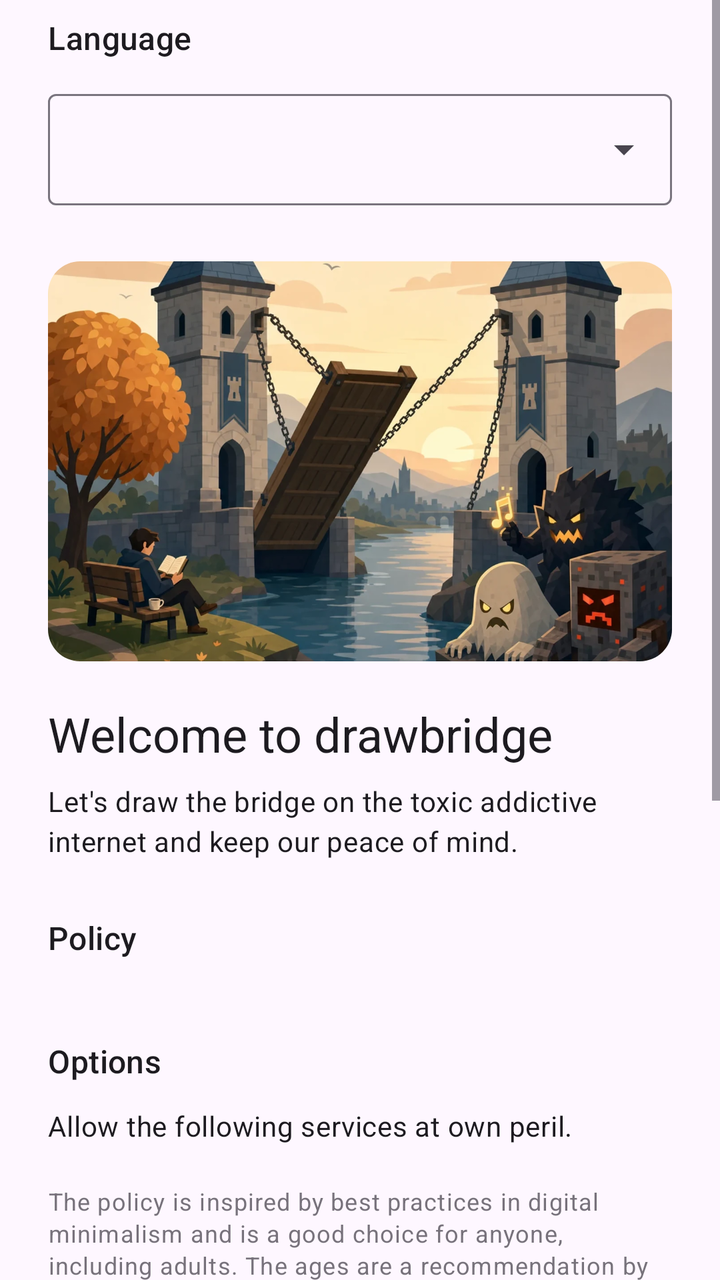
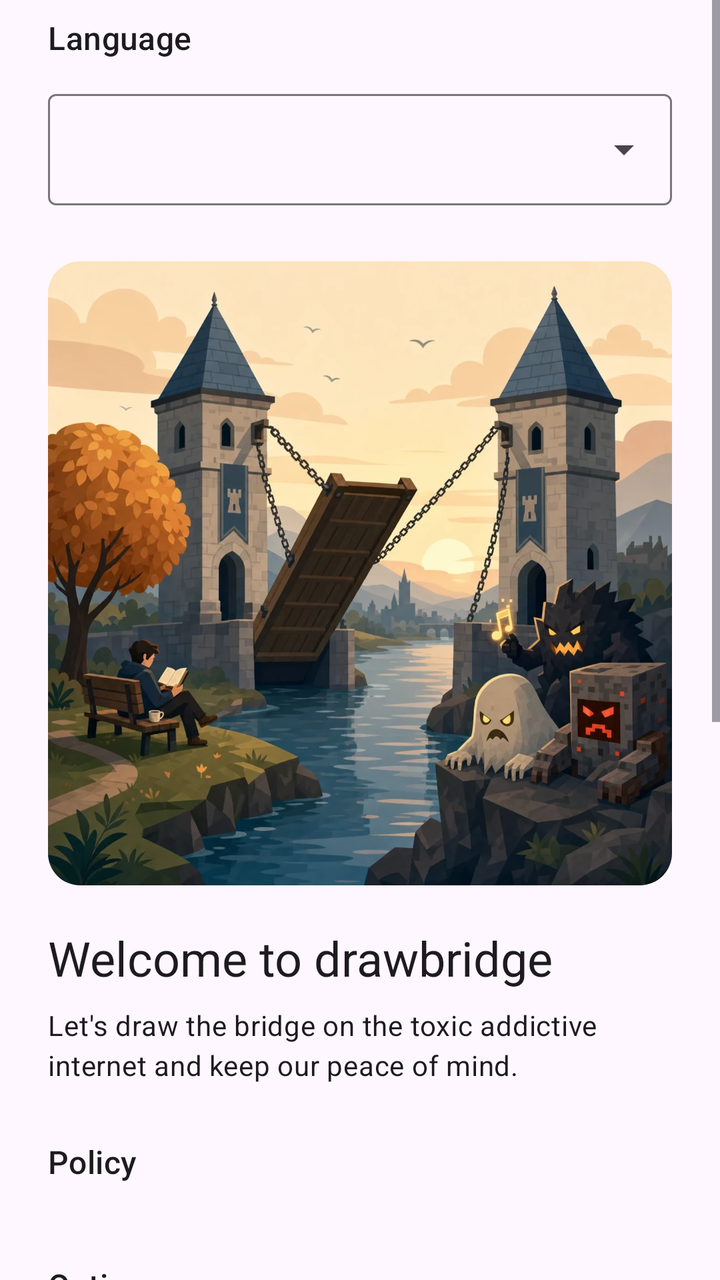

Before-and-after screenshots of an Android layout around one commit, followed by the original layout XML and the change that was made.
<!-- AndroidManifest.xml: application theme Theme.Drawbridge -->
<!-- res/layout/activity_main.xml -->
<?xml version="1.0" encoding="utf-8"?>
<ScrollView xmlns:android="http://schemas.android.com/apk/res/android"
    xmlns:app="http://schemas.android.com/apk/res-auto"
    android:id="@+id/root"
    android:layout_width="match_parent"
    android:layout_height="match_parent"
    android:fillViewport="true">

    <LinearLayout
        android:layout_width="match_parent"
        android:layout_height="wrap_content"
        android:orientation="vertical"
        android:paddingTop="8dp"
        android:paddingBottom="32dp">

        <TextView
            style="@style/TextAppearance.Drawbridge.SectionHeading"
            android:layout_width="match_parent"
            android:layout_height="wrap_content"
            android:text="@string/language_heading" />

        
        <com.google.android.material.textfield.TextInputLayout
            style="@style/Widget.Material3.TextInputLayout.OutlinedBox.ExposedDropdownMenu"
            android:layout_width="match_parent"
            android:layout_height="wrap_content"
            android:layout_marginHorizontal="24dp"
            android:layout_marginBottom="28dp">

            <com.google.android.material.textfield.MaterialAutoCompleteTextView
                android:id="@+id/languageField"
                android:layout_width="match_parent"
                android:layout_height="wrap_content"
                android:inputType="none" />
        </com.google.android.material.textfield.TextInputLayout>

        <com.google.android.material.imageview.ShapeableImageView
            android:layout_width="match_parent"
            android:layout_height="200dp"
            android:layout_marginHorizontal="24dp"
            android:layout_marginBottom="20dp"
            android:contentDescription="@string/welcome_scene_description"
            android:scaleType="centerCrop"
            android:src="@drawable/welcome_scene"
            app:shapeAppearanceOverlay="@style/ShapeAppearance.Drawbridge.Hero" />

        <TextView
            android:layout_width="match_parent"
            android:layout_height="wrap_content"
            android:layout_marginHorizontal="24dp"
            android:paddingBottom="8dp"
            android:text="@string/welcome_title"
            android:textAppearance="?attr/textAppearanceHeadlineSmall" />

        <TextView
            android:layout_width="match_parent"
            android:layout_height="wrap_content"
            android:layout_marginHorizontal="24dp"
            android:paddingBottom="28dp"
            android:text="@string/welcome_subtitle"
            android:textAppearance="?attr/textAppearanceBodyMedium" />

        <TextView
            style="@style/TextAppearance.Drawbridge.SectionHeading"
            android:layout_width="match_parent"
            android:layout_height="wrap_content"
            android:text="@string/policy_heading" />

        <LinearLayout
            android:id="@+id/policyContainer"
            android:layout_width="match_parent"
            android:layout_height="wrap_content"
            android:layout_marginBottom="28dp"
            android:orientation="vertical"
            android:paddingHorizontal="24dp" />

        <TextView
            style="@style/TextAppearance.Drawbridge.SectionHeading"
            android:layout_width="match_parent"
            android:layout_height="wrap_content"
            android:text="@string/options_heading" />

        <TextView
            android:id="@+id/optionsExplanation"
            android:layout_width="match_parent"
            android:layout_height="wrap_content"
            android:layout_marginHorizontal="24dp"
            android:paddingBottom="8dp"
            android:text="@string/options_explanation"
            android:textAppearance="?attr/textAppearanceBodyMedium" />

        <LinearLayout
            android:id="@+id/optionContainer"
            android:layout_width="match_parent"
            android:layout_height="wrap_content"
            android:orientation="vertical"
            android:paddingHorizontal="24dp" />

        <TextView
            android:id="@+id/optionsFootnote"
            android:layout_width="match_parent"
            android:layout_height="wrap_content"
            android:layout_marginHorizontal="24dp"
            android:layout_marginTop="12dp"
            android:layout_marginBottom="28dp"
            android:alpha="0.75"
            android:text="@string/options_footnote"
            android:textAppearance="?attr/textAppearanceBodySmall" />

        <TextView
            style="@style/TextAppearance.Drawbridge.SectionHeading"
            android:layout_width="match_parent"
            android:layout_height="wrap_content"
            android:text="@string/status_heading" />

        <LinearLayout
            android:layout_width="match_parent"
            android:layout_height="wrap_content"
            android:layout_marginBottom="28dp"
            android:orientation="vertical"
            android:paddingHorizontal="24dp">

            <TextView
                android:id="@+id/protectedSinceStatus"
                android:layout_width="match_parent"
                android:layout_height="wrap_content"
                android:paddingBottom="8dp"
                android:textAppearance="?attr/textAppearanceBodyLarge" />

            <TextView
                android:id="@+id/ownershipStatus"
                android:layout_width="match_parent"
                android:layout_height="wrap_content"
                android:paddingBottom="4dp"
                android:textAppearance="?attr/textAppearanceBodyMedium" />

            <TextView
                android:id="@+id/filterStatus"
                android:layout_width="match_parent"
                android:layout_height="wrap_content"
                android:paddingBottom="4dp"
                android:textAppearance="?attr/textAppearanceBodyMedium" />

            <TextView
                android:id="@+id/policyStatus"
                android:layout_width="match_parent"
                android:layout_height="wrap_content"
                android:paddingBottom="12dp"
                android:textAppearance="?attr/textAppearanceBodyMedium" />

            <TextView
                android:layout_width="wrap_content"
                android:layout_height="wrap_content"
                android:paddingBottom="4dp"
                android:text="@string/status_restrictions_heading"
                android:textAppearance="?attr/textAppearanceTitleSmall" />

            <TextView
                android:id="@+id/restrictionsStatus"
                android:layout_width="match_parent"
                android:layout_height="wrap_content"
                android:textAppearance="?attr/textAppearanceBodyMedium" />
        </LinearLayout>

        <LinearLayout
            android:layout_width="match_parent"
            android:layout_height="wrap_content"
            android:orientation="vertical"
            android:paddingHorizontal="24dp">

            <Button
                android:id="@+id/lockButton"
                android:layout_width="match_parent"
                android:layout_height="wrap_content"
                android:text="@string/action_lock" />

            <Button
                android:id="@+id/refreshButton"
                style="?attr/materialButtonOutlinedStyle"
                android:layout_width="match_parent"
                android:layout_height="wrap_content"
                android:text="@string/action_refresh" />
        </LinearLayout>
    </LinearLayout>
</ScrollView>
<!-- resources referenced by this layout -->
<resources>
  <!-- drawable welcome_scene: webp bitmap (drawable-nodpi, 128392 bytes) -->
  <string name="action_lock">Lock drawbridge</string>
  <string name="action_refresh">Check for policy updates</string>
  <string name="language_heading">Language</string>
  <string name="options_explanation">Allow the following services at own peril.</string>
  <string name="options_footnote">The policy is inspired by best practices in digital minimalism and is a good choice for anyone, including adults. The ages are a recommendation by pediatricians, psychologists and neurologists.</string>
  <string name="options_heading">Options</string>
  <string name="policy_heading">Policy</string>
  <string name="status_heading">Device status</string>
  <string name="status_restrictions_heading">Active restrictions</string>
  <string name="welcome_scene_description">A raised drawbridge at night, between a quiet moonlit park and a rocky shore where cartoon monsters are waiting.</string>
  <string name="welcome_subtitle">Let\'s draw the bridge on the toxic addictive internet and keep our peace of mind.</string>
  <string name="welcome_title">Welcome to drawbridge</string>
  <style name="ShapeAppearance.Drawbridge.Hero" parent="">
          <item name="cornerFamily">rounded</item>
          <item name="cornerSize">16dp</item>
      </style>
  <style name="TextAppearance.Drawbridge.SectionHeading" parent="">
          <item name="android:textAppearance">?attr/textAppearanceTitleMedium</item>
          <item name="android:paddingStart">24dp</item>
          <item name="android:paddingEnd">24dp</item>
          <item name="android:paddingBottom">12dp</item>
      </style>
  <style name="Theme.Drawbridge" parent="Theme.Material3.DayNight">
          <item name="android:windowLightStatusBar">true</item>
          <item name="android:windowLightNavigationBar" tools:targetApi="o_mr1">true</item>
      </style>
</resources>

<!-- the commit's change to res/layout/activity_main.xml (unified diff, before → after) -->
@@ -34,13 +34,15 @@
                 android:inputType="none" />
         </com.google.android.material.textfield.TextInputLayout>
 
+        
         <com.google.android.material.imageview.ShapeableImageView
             android:layout_width="match_parent"
-            android:layout_height="200dp"
+            android:layout_height="wrap_content"
             android:layout_marginHorizontal="24dp"
             android:layout_marginBottom="20dp"
+            android:adjustViewBounds="true"
             android:contentDescription="@string/welcome_scene_description"
-            android:scaleType="centerCrop"
+            android:scaleType="fitCenter"
             android:src="@drawable/welcome_scene"
             app:shapeAppearanceOverlay="@style/ShapeAppearance.Drawbridge.Hero" />
 
